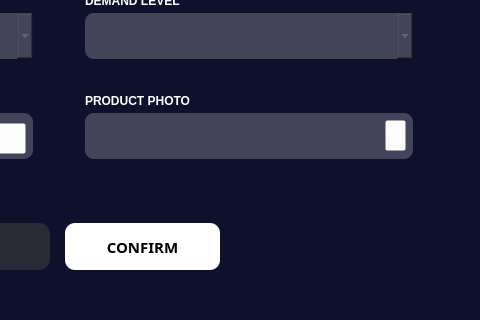
lykzmadrid/SalesCast, file ADDPROD.ui: the form before one commit; both pictures show x 365 to 845 and y 167 to 487 of the 845 by 487 pixel window.
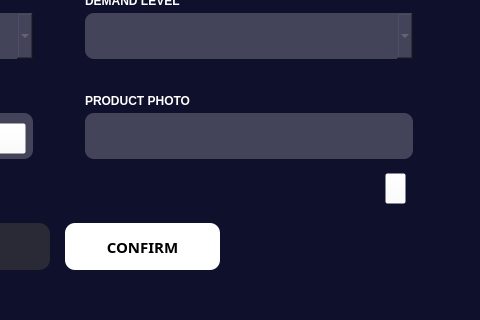
The form after the commit. Icons and pictures are not drawn.

The edit to the form file:
```diff
--- a/ADDPROD.ui
+++ b/ADDPROD.ui
@@ -432,7 +432,7 @@
    <property name="geometry">
     <rect>
      <x>750</x>
-     <y>287</y>
+     <y>340</y>
      <width>21</width>
      <height>31</height>
     </rect>
```
Left out of the diff: 8 changed lines with no effect on the pictures.
